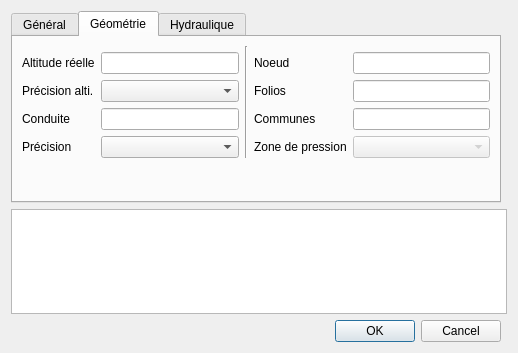
The window that qgis-project/ui_forms/hydrant.ui (qwat/QWAT) describes before a commit, drawn with Qt 5.
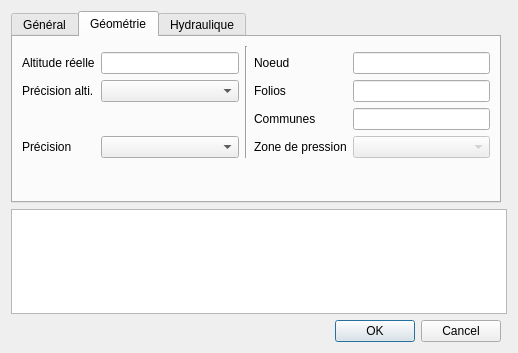
The same window after the commit. The open tabs and pages were chosen to show the change.

```diff
--- a/qgis-project/ui_forms/hydrant.ui
+++ b/qgis-project/ui_forms/hydrant.ui
@@ -178,16 +178,6 @@
          </property>
         </spacer>
        </item>
-       <item row="3" column="1">
-        <widget class="QLineEdit" name="id_pipe">
-         <property name="enabled">
-          <bool>true</bool>
-         </property>
-         <property name="readOnly">
-          <bool>true</bool>
-         </property>
-        </widget>
-       </item>
        <item row="4" column="1">
         <widget class="QComboBox" name="id_precision">
          <property name="sizeAdjustPolicy">
@@ -195,13 +185,6 @@
          </property>
         </widget>
        </item>
-       <item row="3" column="0">
-        <widget class="QLabel" name="label_13">
-         <property name="text">
-          <string>Conduite</string>
-         </property>
-        </widget>
-       </item>
        <item row="4" column="0">
         <widget class="QLabel" name="label_19">
          <property name="text">
```
